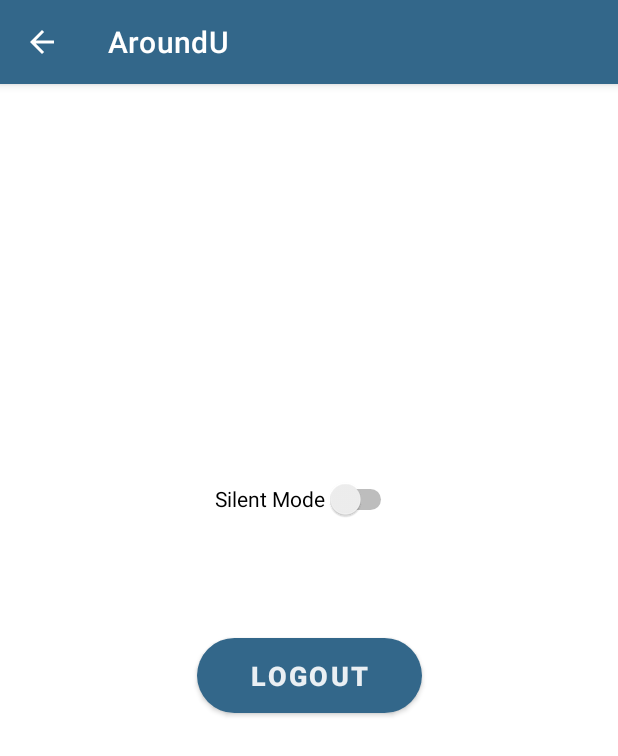
After one commit to rawanrumayh/project, an Android app: the userSettings screen opened directly, with no data from a screen before it, on a phone screen of 412 x 824 dp. The commit adds this screen. Shown: the top 756 px of the screen. Run offline under Robolectric (Android 15) with nearby library versions, the phone set to English and light mode, and no system bars.

Commit message:
Silent mode

```diff
--- /dev/null
+++ b/coupons2/app/src/main/java/com/example/coupons/userSettings.java
@@ -0,0 +1,69 @@
+package com.example.coupons;
+import androidx.annotation.RequiresApi;
+import androidx.appcompat.app.ActionBar;
+import androidx.appcompat.app.AppCompatActivity;
+import android.app.NotificationManager;
+import android.content.Context;
+import android.content.Intent;
+import android.media.AudioManager;
+import android.os.Build;
+import android.os.Bundle;
+import android.view.View;
+import android.widget.Button;
+import android.widget.CompoundButton;
+import android.widget.Switch;
+import android.widget.Toast;
+
+public class userSettings extends AppCompatActivity {
+   Button logout;
+   Switch switchMode;
+
+    @RequiresApi(api = Build.VERSION_CODES.M)
+    protected void onCreate(Bundle savedInstanceState) {
+        super.onCreate(savedInstanceState);
+        setContentView(R.layout.activity_settings);
+
+        // calling the action bar
+        ActionBar actionBar = getSupportActionBar();
+
+        // showing the back button in action bar
+        actionBar.setDisplayHomeAsUpEnabled(true);
+
+        logout = (Button) findViewById(R.id.uLogoutBtn);
+        switchMode = (Switch) findViewById(R.id.uSwitchMode);
+
+        NotificationManager notificationManager = (NotificationManager) getSystemService(Context.NOTIFICATION_SERVICE);
+
+        if (Build.VERSION.SDK_INT >= Build.VERSION_CODES.M && !notificationManager.isNotificationPolicyAccessGranted()) {
+            Intent intent = new Intent(android.provider.Settings.ACTION_NOTIFICATION_POLICY_ACCESS_SETTINGS);
+            startActivity(intent);
+        }
+
+        //Listener
+        logout.setOnClickListener(new View.OnClickListener() {
+            @Override
+            public void onClick(View view){
+                Toast.makeText(userSettings.this,"Logged out Successfully",Toast.LENGTH_SHORT).show();
+                Intent i = new Intent(getApplicationContext(), SignUP_LogIn.class);
+                startActivity(i);
+            }
+        });
+
+        switchMode.setOnCheckedChangeListener(new CompoundButton.OnCheckedChangeListener() {
+            public void onCheckedChanged(CompoundButton buttonView, boolean isChecked) {
+               if(isChecked){
+                   AudioManager audioManager= (AudioManager) getBaseContext().getSystemService(Context.AUDIO_SERVICE);
+                   audioManager.setRingerMode(AudioManager.RINGER_MODE_SILENT);
+                   Toast.makeText(userSettings.this, "Silent Mode is on", Toast.LENGTH_SHORT).show();
+               }
+               else{
+                   AudioManager audioManager= (AudioManager) getBaseContext().getSystemService(Context.AUDIO_SERVICE);
+                   audioManager.setRingerMode(AudioManager.RINGER_MODE_NORMAL);
+                   Toast.makeText(userSettings.this, "Silent Mode is off", Toast.LENGTH_SHORT).show();
+               }
+            }
+        });
+
+
+    }
+}
--- /dev/null
+++ b/coupons2/app/src/main/res/layout/activity_settings.xml
@@ -0,0 +1,36 @@
+<?xml version="1.0" encoding="utf-8"?>
+<androidx.constraintlayout.widget.ConstraintLayout xmlns:android="http://schemas.android.com/apk/res/android"
+    xmlns:app="http://schemas.android.com/apk/res-auto"
+    xmlns:tools="http://schemas.android.com/tools"
+    android:layout_width="match_parent"
+    android:layout_height="match_parent"
+    tools:context=".userSettings">
+
+    <Switch
+        android:id="@+id/uSwitchMode"
+        android:layout_width="wrap_content"
+        android:layout_height="wrap_content"
+        android:minHeight="68dp"
+        android:text="Silent Mode"
+        app:layout_constraintBottom_toTopOf="@+id/uLogoutBtn"
+        app:layout_constraintEnd_toEndOf="parent"
+        app:layout_constraintHorizontal_bias="0.492"
+        app:layout_constraintStart_toStartOf="parent"
+        app:layout_constraintTop_toTopOf="parent"
+        app:layout_constraintVertical_bias="0.805" />
+
+    <Button
+        android:id="@+id/uLogoutBtn"
+        android:layout_width="150dp"
+        android:layout_height="50dp"
+        android:layout_marginTop="20dp"
+        android:background="@drawable/forms_button"
+        android:textColor="@color/BackgroundColor"
+        android:textSize="18dp"
+        android:textStyle="bold"
+        android:text="Logout"
+        app:layout_constraintBottom_toBottomOf="parent"
+        app:layout_constraintEnd_toEndOf="parent"
+        app:layout_constraintStart_toStartOf="parent"
+        app:layout_constraintTop_toTopOf="parent" />
+</androidx.constraintlayout.widget.ConstraintLayout>
--- a/coupons2/app/src/main/res/layout/user_home.xml
+++ b/coupons2/app/src/main/res/layout/user_home.xml
@@ -5,7 +5,7 @@
     xmlns:tools="http://schemas.android.com/tools"
     android:layout_width="match_parent"
     android:layout_height="match_parent"
-    android:background="@drawable/coloredbackground"
+    android:background="@color/BackgroundColor"
     android:orientation="vertical">
 
     <TextView
@@ -15,7 +15,7 @@
         android:layout_height="wrap_content"
         android:layout_gravity="center"
         android:text="Welcome"
-        android:textColor="@color/white"
+        android:textColor="@color/FirstColor"
         android:textSize="22sp"
         android:textStyle="bold" />
 
@@ -26,7 +26,7 @@
         android:layout_gravity="center"
         android:layout_marginTop="50dp"
         android:text="Nearby Challenges"
-        android:textColor="@color/white"
+        android:textColor="@color/SecondColor"
         android:textSize="20dp"
         android:textStyle="bold" />
 
--- a/coupons2/app/src/main/res/menu/app_bar.xml
+++ b/coupons2/app/src/main/res/menu/user_bar.xml
@@ -3,7 +3,7 @@
     xmlns:app="http://schemas.android.com/apk/res-auto">
 
    <item
-      android:id="@+id/logout"
+      android:id="@+id/uSettings"
       android:icon="@drawable/settings"
        app:showAsAction="always"
        android:title="Logout"
```
Also changed, not shown: coupons2/app/src/main/AndroidManifest.xml (+28 -20 lines), coupons2/app/src/main/java/com/example/coupons/owner/OwnerHome.java (+21 -0 lines), coupons2/app/src/main/java/com/example/coupons/ownerSettings.java (added, +69 -0 lines), coupons2/app/src/main/java/com/example/coupons/user/UserHome.java (+22 -0 lines), coupons2/app/src/main/res/layout/activity_owner_settings.xml (added, +36 -0 lines), coupons2/app/src/main/res/menu/owner_bar.xml (added, +11 -0 lines).
